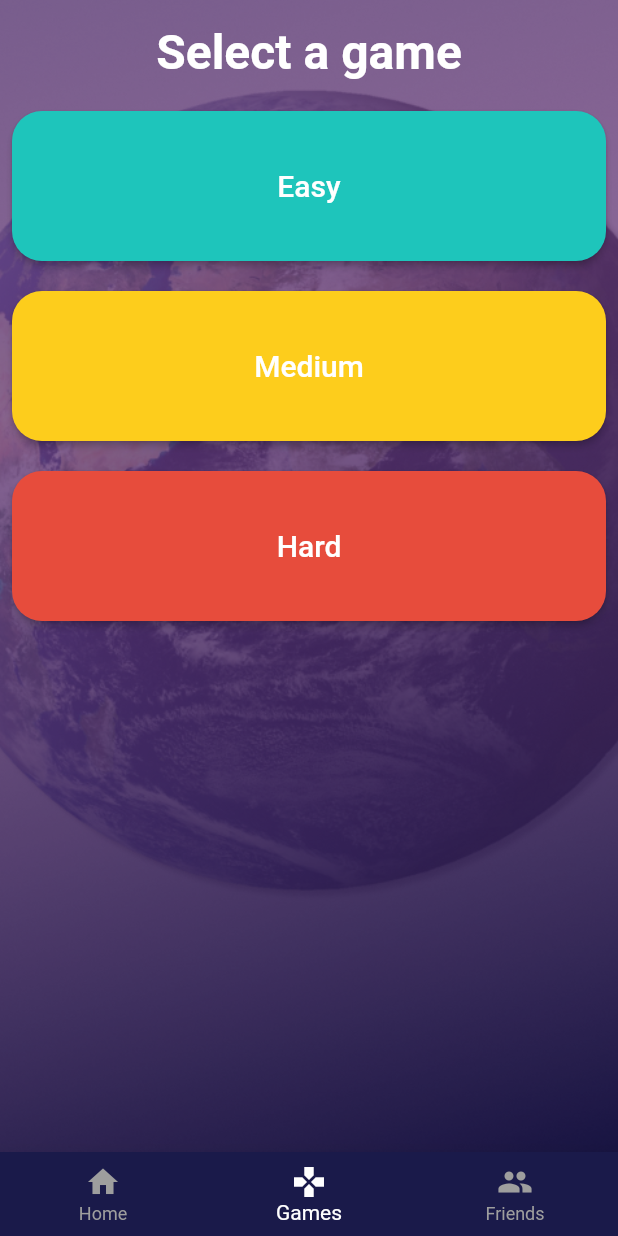
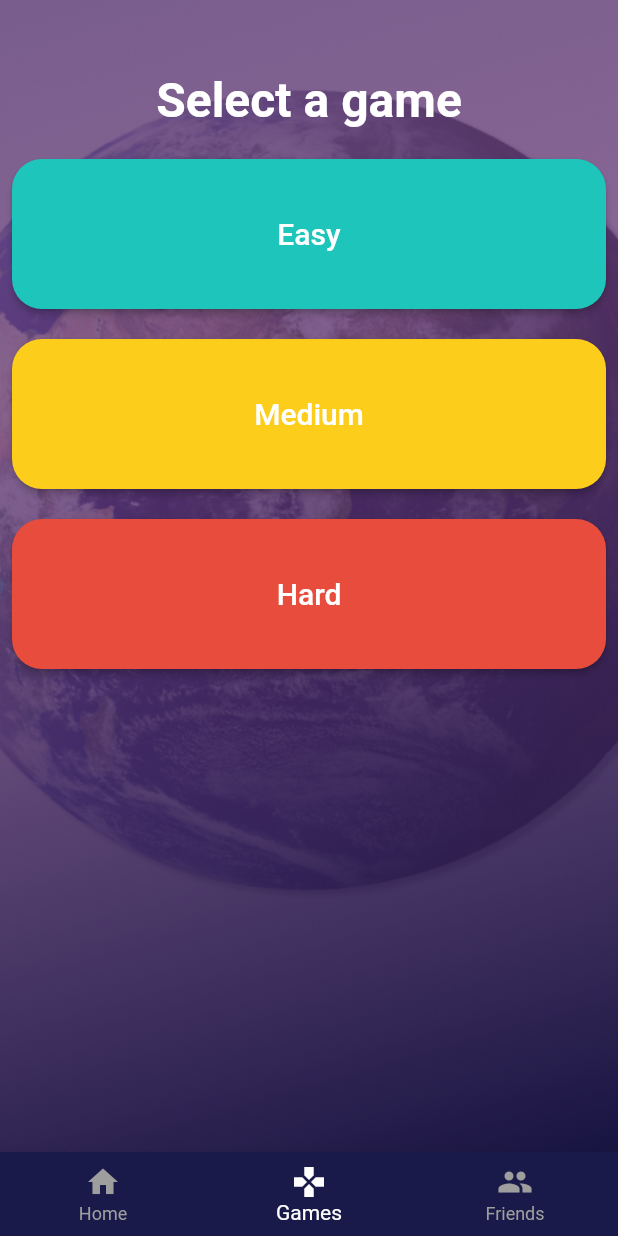
Before and after one commit to kaluluh/geoquiz, a Flutter app: the screen it shows once a user with an empty profile is signed in, item 2 of the bottom bar chosen, on a phone screen of 412 x 824 dp. Run offline on Flutter 3.47's test engine with Material 2 defaults, Android fonts, the phone set to English and light mode, and no system bars; our stand-ins replace cloud_firestore, firebase_auth, firebase_core, flutter_riverpod, flutter_svg, google_maps_flutter and 1 more; missing offline and left inert: flutter_login_facebook; accounts and stored records are empty.

Commit message:
fix: Overflows and padding

```diff
--- a/lib/app/dashboard_page.dart
+++ b/lib/app/dashboard_page.dart
@@ -59,7 +59,7 @@ class DashboardPage extends ConsumerWidget with Keys {
         }
         final UserDTO userDTO = snapshot.data!;
         return Padding(
-          padding: const EdgeInsets.all(8.0),
+          padding: const EdgeInsets.fromLTRB(8.0, 48.0, 8.0, 8.0),
           child: SpacedColumn(
             mainAxisAlignment: MainAxisAlignment.start,
             crossAxisAlignment: CrossAxisAlignment.stretch,
@@ -93,11 +93,13 @@ class DashboardPage extends ConsumerWidget with Keys {
                 Column(
                   crossAxisAlignment: CrossAxisAlignment.start,
                   children: [
+                    // Show elipsis if name is too long
                     Row(
                       children: [
                         Text(
-                          "${userDTO.name}#${userDTO.uid.substring(0, 4)}",
+                          "${userDTO.name.length > 14 ? "${userDTO.name.substring(0, 12)}..." : userDTO.name}#${userDTO.uid.substring(0, 4)}",
                           style: Theme.of(context).textTheme.headline6,
+                          overflow: TextOverflow.ellipsis,
                         ),
                         const SizedBox(
                           width: 8,
--- a/lib/app/friends_page.dart
+++ b/lib/app/friends_page.dart
@@ -57,7 +57,7 @@ class FriendsPage extends ConsumerWidget with Keys, EmailLoginFormValidators {
         }
         final UserDTO userDTO = snapshot.data!;
         return Padding(
-          padding: const EdgeInsets.all(8.0),
+          padding: const EdgeInsets.fromLTRB(8.0, 48.0, 8.0, 8.0),
           child: SpacedColumn(
             mainAxisAlignment: MainAxisAlignment.start,
             crossAxisAlignment: CrossAxisAlignment.stretch,
--- a/lib/app/game_select_page.dart
+++ b/lib/app/game_select_page.dart
@@ -35,7 +35,7 @@ class GameSelectPage extends ConsumerWidget {
   Widget _buildContent(BuildContext context, WidgetRef ref) {
     return Center(
       child: Padding(
-        padding: const EdgeInsets.symmetric(horizontal: 8.0, vertical: 16.0),
+        padding: const EdgeInsets.fromLTRB(8.0, 48.0, 8.0, 8.0),
         child: SpacedColumn(
           mainAxisAlignment: MainAxisAlignment.start,
           crossAxisAlignment: CrossAxisAlignment.stretch,
--- a/lib/app/landing_page.dart
+++ b/lib/app/landing_page.dart
@@ -29,7 +29,7 @@ class LandingPage extends ConsumerWidget {
           return activePage.page;
         }
         return Container(
-          color: Colors.red,
+          color: Colors.white,
           child: const Scaffold(
             body: Center(
               child: CircularProgressIndicator(),
```
